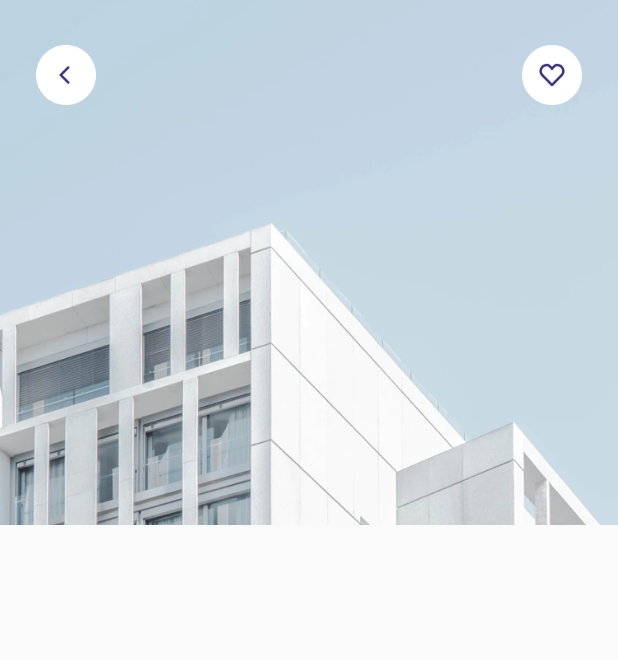
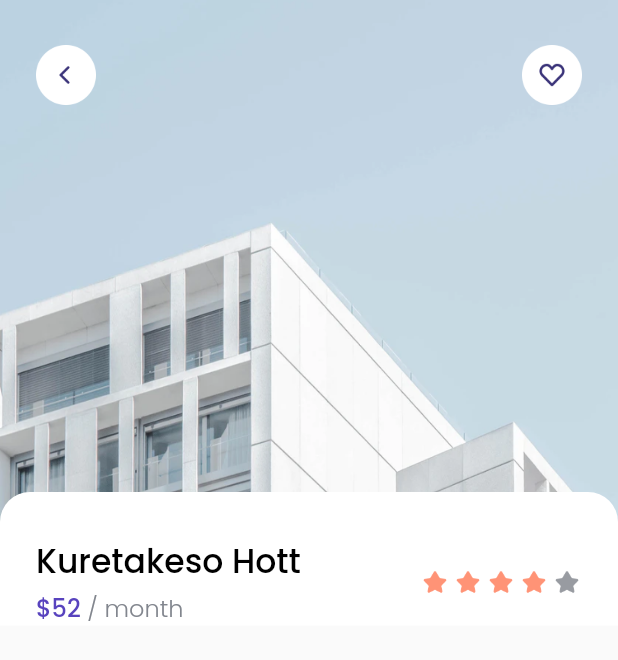
Before and after one commit to Syahro/cozy, a Flutter app: the DetailPage screen opened directly, on a phone screen of 412 x 824 dp. Shown: the top 660 px of the screen. Run offline on Flutter 3.47's test engine with Material 2 defaults, Android fonts, the light colour scheme and no system bars; our stand-ins replace google_fonts.

Commit message:
Modified DetailPage to add some Widget of Header

```diff
--- a/lib/pages/detail_page.dart
+++ b/lib/pages/detail_page.dart
@@ -40,6 +40,103 @@ class DetailPage extends StatelessWidget {
                     ),
                   ],
                 ),
+              ),
+              ListView(
+                children: [
+                  SizedBox(
+                    height: 328,
+                  ),
+                  Container(
+                    width: MediaQuery.of(context).size.width,
+                    decoration: BoxDecoration(
+                      borderRadius: BorderRadius.vertical(
+                        top: Radius.circular(20),
+                      ),
+                      color: whiteColor,
+                    ),
+                    child: Column(
+                      children: [
+                        SizedBox(
+                          height: 30,
+                        ),
+                        Padding(
+                          padding: EdgeInsets.symmetric(
+                            horizontal: edge,
+                          ),
+                          child: Row(
+                            mainAxisAlignment: MainAxisAlignment.spaceBetween,
+                            children: [
+                              Column(
+                                crossAxisAlignment: CrossAxisAlignment.start,
+                                children: [
+                                  Text(
+                                    'Kuretakeso Hott',
+                                    style: blackTextStyle.copyWith(
+                                      fontSize: 22,
+                                    ),
+                                  ),
+                                  SizedBox(
+                                    height: 2,
+                                  ),
+                                  Text.rich(TextSpan(
+                                      text: '\$52',
+                                      style: purpleTextStyle.copyWith(
+                                        fontSize: 16,
+                                      ),
+                                      children: [
+                                        TextSpan(
+                                          text: ' / month',
+                                          style: greyTextStyle.copyWith(
+                                            fontSize: 16,
+                                          ),
+                                        )
+                                      ]))
+                                ],
+                              ),
+                              Row(
+                                children: [
+                                  Image.asset(
+                                    'assets/Icon_star.png',
+                                    width: 20,
+                                  ),
+                                  SizedBox(
+                                    width: 2,
+                                  ),
+                                  Image.asset(
+                                    'assets/Icon_star.png',
+                                    width: 20,
+                                  ),
+                                  SizedBox(
+                                    width: 2,
+                                  ),
+                                  Image.asset(
+                                    'assets/Icon_star.png',
+                                    width: 20,
+                                  ),
+                                  SizedBox(
+                                    width: 2,
+                                  ),
+                                  Image.asset(
+                                    'assets/Icon_star.png',
+                                    width: 20,
+                                  ),
+                                  SizedBox(
+                                    width: 2,
+                                  ),
+                                  Image.asset(
+                                    'assets/Icon_star.png',
+                                    width: 20,
+                                    color: greyColor,
+                                  ),
+                                ],
+                              )
+                            ],
+                          ),
+                        ),
+                      ],
+                    ),
+                  )
+                ],
               )
             ],
           )),
```
